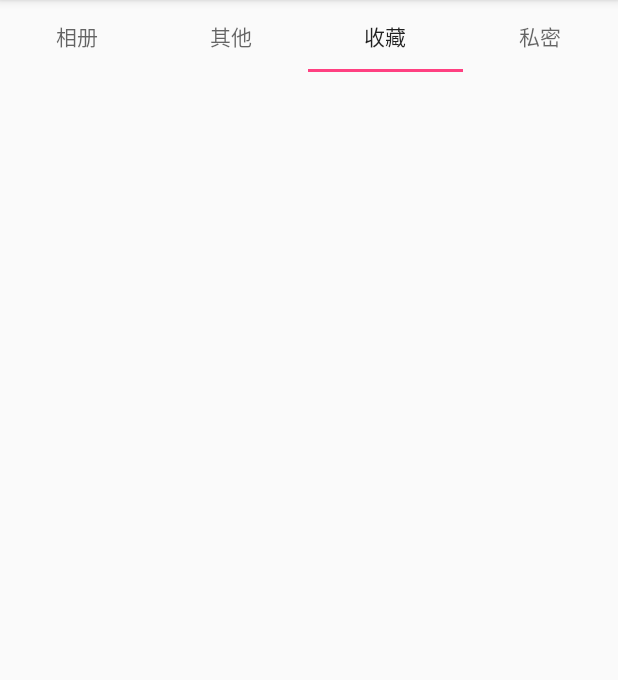
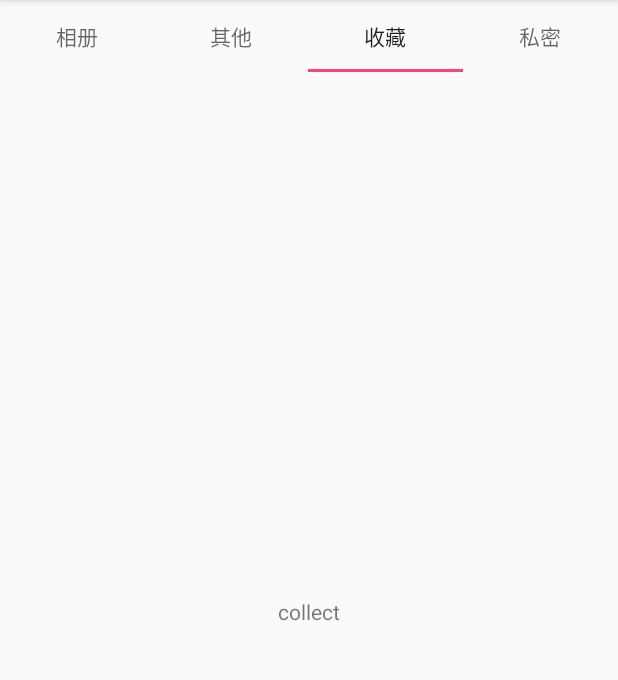
Before and after one commit to suReZj/PhotoManager, an Android app: the screen it shows after launch (MainActivity), tab 3 chosen, on a phone screen of 412 x 824 dp, the part 84-764 px from its top. Run offline under Robolectric (Android 15) with nearby library versions, the phone set to English and light mode, and no system bars.

Commit message:
完成首页的viewpager

```diff
--- /dev/null
+++ b/app/src/main/java/adapter/FragmentAdapter.java
@@ -0,0 +1,33 @@
+package adapter;
+
+import android.support.v4.app.Fragment;
+import android.support.v4.app.FragmentManager;
+import android.support.v4.app.FragmentPagerAdapter;
+
+import java.util.List;
+
+public class FragmentAdapter extends FragmentPagerAdapter {
+    private List<Fragment> mList;
+    private List<String> mTitles;
+
+    public FragmentAdapter(FragmentManager fm,List<Fragment> list,List<String> title) {
+        super(fm);
+        this.mList=list;
+        this.mTitles=title;
+    }
+
+    @Override
+    public Fragment getItem(int position) {
+        return mList.get(position);
+    }
+
+    @Override
+    public int getCount() {
+        return mList.size();
+    }
+
+    @Override
+    public CharSequence getPageTitle(int position) {
+        return mTitles.get(position);
+    }
+}
--- a/app/src/main/java/com/example/sure/photomanager/Activity/MainActivity.java
+++ b/app/src/main/java/com/example/sure/photomanager/Activity/MainActivity.java
@@ -2,36 +2,65 @@ package com.example.sure.photomanager.Activity;
 
 import android.support.design.widget.AppBarLayout;
 import android.support.design.widget.TabLayout;
+import android.support.v4.app.Fragment;
+import android.support.v4.view.ViewPager;
 import android.support.v7.app.ActionBar;
 import android.support.v7.app.AppCompatActivity;
 import android.os.Bundle;
-import android.support.v7.widget.RecyclerView;
 import android.support.v7.widget.Toolbar;
 import android.view.Menu;
 import android.view.MenuItem;
 
 import com.example.sure.photomanager.R;
 
+import java.util.ArrayList;
+import java.util.List;
+
+import adapter.FragmentAdapter;
+import fragment.AlbumFragment;
+import fragment.CollectFragment;
+import fragment.OtherFragment;
+import fragment.SecretFragment;
+
 public class MainActivity extends AppCompatActivity {
     private AppBarLayout mAppBarLayout;
     private Toolbar mToolbar;
-    private RecyclerView mRv;
     private TabLayout mTabLayout;
-
+    private ViewPager mViewPager;
+    private List<Fragment> mFragmentList=new ArrayList<>();
+    private AlbumFragment mAlbumFragment;
+    private OtherFragment mOtherFragment;
+    private CollectFragment mCollectFragment;
+    private SecretFragment mSecretFragment;
+    private FragmentAdapter mFragmentAdapter;
+    private List<String> mTitleList=new ArrayList<>();
 
     @Override
     protected void onCreate(Bundle savedInstanceState) {
         super.onCreate(savedInstanceState);
-        setContentView(R.layout.activity_main);
+        setContentView(R.layout.main_activity);
         initView();
         setListener();
     }
 
     public void initView(){
+        mTitleList.add(getString(R.string.album));
+        mTitleList.add(getString(R.string.other));
+        mTitleList.add(getString(R.string.collect));
+        mTitleList.add(getString(R.string.secret));
         mAppBarLayout=findViewById(R.id.activity_main_abl);
         mToolbar=findViewById(R.id.activity_main_toolbar);
-        mRv=findViewById(R.id.activity_main_rv);
         mTabLayout=findViewById(R.id.activity_main_tl);
+        mViewPager=findViewById(R.id.activity_main_vp);
+
+        mAlbumFragment=new AlbumFragment();
+        mFragmentList.add(mAlbumFragment);
+        mOtherFragment=new OtherFragment();
+        mFragmentList.add(mOtherFragment);
+        mCollectFragment=new CollectFragment();
+        mFragmentList.add(mCollectFragment);
+        mSecretFragment=new SecretFragment();
+        mFragmentList.add(mSecretFragment);
 
         setSupportActionBar(mToolbar);
         ActionBar actionBar = getSupportActionBar();
@@ -39,6 +68,10 @@ public class MainActivity extends AppCompatActivity {
             actionBar.setDisplayHomeAsUpEnabled(true);
         }
         mToolbar.setTitleTextColor(getResources().getColor(R.color.white));
+
+        mFragmentAdapter=new FragmentAdapter(getSupportFragmentManager(),mFragmentList,mTitleList);
+        mViewPager.setAdapter(mFragmentAdapter);
+        mTabLayout.setupWithViewPager(mViewPager);
     }
 
     public void setListener(){
--- /dev/null
+++ b/app/src/main/java/fragment/AlbumFragment.java
@@ -0,0 +1,24 @@
+package fragment;
+
+import android.os.Bundle;
+import android.support.annotation.Nullable;
+import android.support.v4.app.Fragment;
+import android.view.LayoutInflater;
+import android.view.View;
+import android.view.ViewGroup;
+
+import com.example.sure.photomanager.R;
+
+public class AlbumFragment extends Fragment{
+    @Override
+    public void onCreate(@Nullable Bundle savedInstanceState) {
+        super.onCreate(savedInstanceState);
+    }
+
+    @Nullable
+    @Override
+    public View onCreateView(LayoutInflater inflater, @Nullable ViewGroup container, @Nullable Bundle savedInstanceState) {
+        View view = inflater.inflate(R.layout.album_fragment, null);
+        return view;
+    }
+}
--- /dev/null
+++ b/app/src/main/java/fragment/CollectFragment.java
@@ -0,0 +1,24 @@
+package fragment;
+
+import android.os.Bundle;
+import android.support.annotation.Nullable;
+import android.support.v4.app.Fragment;
+import android.view.LayoutInflater;
+import android.view.View;
+import android.view.ViewGroup;
+
+import com.example.sure.photomanager.R;
+
+public class CollectFragment extends Fragment{
+    @Override
+    public void onCreate(@Nullable Bundle savedInstanceState) {
+        super.onCreate(savedInstanceState);
+    }
+
+    @Nullable
+    @Override
+    public View onCreateView(LayoutInflater inflater, @Nullable ViewGroup container, @Nullable Bundle savedInstanceState) {
+        View view=inflater.inflate(R.layout.collect_fragment,null);
+        return view;
+    }
+}
--- /dev/null
+++ b/app/src/main/java/fragment/OtherFragment.java
@@ -0,0 +1,24 @@
+package fragment;
+
+import android.os.Bundle;
+import android.support.annotation.Nullable;
+import android.support.v4.app.Fragment;
+import android.view.LayoutInflater;
+import android.view.View;
+import android.view.ViewGroup;
+
+import com.example.sure.photomanager.R;
+
+public class OtherFragment extends Fragment {
+    @Override
+    public void onCreate(@Nullable Bundle savedInstanceState) {
+        super.onCreate(savedInstanceState);
+    }
+
+    @Nullable
+    @Override
+    public View onCreateView(LayoutInflater inflater, @Nullable ViewGroup container, @Nullable Bundle savedInstanceState) {
+        View view=inflater.inflate(R.layout.other_fragment,null);
+        return view;
+    }
+}
--- /dev/null
+++ b/app/src/main/java/fragment/SecretFragment.java
@@ -0,0 +1,24 @@
+package fragment;
+
+import android.os.Bundle;
+import android.support.annotation.Nullable;
+import android.support.v4.app.Fragment;
+import android.view.LayoutInflater;
+import android.view.View;
+import android.view.ViewGroup;
+
+import com.example.sure.photomanager.R;
+
+public class SecretFragment extends Fragment {
+    @Override
+    public void onCreate(@Nullable Bundle savedInstanceState) {
+        super.onCreate(savedInstanceState);
+    }
+
+    @Nullable
+    @Override
+    public View onCreateView(LayoutInflater inflater, @Nullable ViewGroup container, @Nullable Bundle savedInstanceState) {
+        View view=inflater.inflate(R.layout.secret_fragment,null);
+        return view;
+    }
+}
--- /dev/null
+++ b/app/src/main/res/layout/album_fragment.xml
@@ -0,0 +1,14 @@
+<?xml version="1.0" encoding="utf-8"?>
+<RelativeLayout
+    xmlns:android="http://schemas.android.com/apk/res/android" android:layout_width="match_parent"
+    android:layout_height="match_parent">
+<!--<android.support.v7.widget.RecyclerView-->
+    <!--android:layout_width="match_parent"-->
+    <!--android:layout_height="wrap_content"-->
+    <!--android:id="@+id/album_fragment_rv"/>-->
+    <TextView
+        android:layout_width="wrap_content"
+        android:layout_height="wrap_content"
+        android:text="album"
+        android:layout_centerInParent="true"/>
+</RelativeLayout>
--- /dev/null
+++ b/app/src/main/res/layout/collect_fragment.xml
@@ -0,0 +1,10 @@
+<?xml version="1.0" encoding="utf-8"?>
+<RelativeLayout
+    xmlns:android="http://schemas.android.com/apk/res/android" android:layout_width="match_parent"
+    android:layout_height="match_parent">
+<TextView
+    android:layout_width="wrap_content"
+    android:layout_height="wrap_content"
+    android:text="collect"
+    android:layout_centerInParent="true"/>
+</RelativeLayout>
--- a/app/src/main/res/layout/activity_main.xml
+++ b/app/src/main/res/layout/main_activity.xml
@@ -27,33 +27,33 @@
         android:layout_below="@id/activity_main_abl"
         >
 
-        <android.support.design.widget.TabItem
-            android:layout_width="wrap_content"
-            android:layout_height="wrap_content"
-            android:text="@string/album" />
+        <!--<android.support.design.widget.TabItem-->
+            <!--android:layout_width="wrap_content"-->
+            <!--android:layout_height="wrap_content"-->
+            <!--android:text="@string/album" />-->
 
-        <android.support.design.widget.TabItem
-            android:layout_width="wrap_content"
-            android:layout_height="wrap_content"
-            android:text="@string/other" />
+        <!--<android.support.design.widget.TabItem-->
+            <!--android:layout_width="wrap_content"-->
+            <!--android:layout_height="wrap_content"-->
+            <!--android:text="@string/other" />-->
 
-        <android.support.design.widget.TabItem
-            android:layout_width="wrap_content"
-            android:layout_height="wrap_content"
-            android:text="@string/collect" />
+        <!--<android.support.design.widget.TabItem-->
+            <!--android:layout_width="wrap_content"-->
+            <!--android:layout_height="wrap_content"-->
+            <!--android:text="@string/collect" />-->
 
-        <android.support.design.widget.TabItem
-            android:layout_width="wrap_content"
-            android:layout_height="wrap_content"
-            android:text="@string/secret"
-            />
-
+        <!--<android.support.design.widget.TabItem-->
+            <!--android:layout_width="wrap_content"-->
+            <!--android:layout_height="wrap_content"-->
+            <!--android:text="@string/secret"-->
+            <!--/>-->
     </android.support.design.widget.TabLayout>
 
-    <android.support.v7.widget.RecyclerView
+    <android.support.v4.view.ViewPager
         android:layout_width="match_parent"
-        android:layout_height="wrap_content"
-        android:id="@+id/activity_main_rv"
-        android:layout_below="@+id/activity_main_tl"/>
+        android:layout_height="match_parent"
+        android:id="@+id/activity_main_vp"
+        android:layout_below="@id/activity_main_tl"
+        />
 
 </RelativeLayout>
--- /dev/null
+++ b/app/src/main/res/layout/other_fragment.xml
@@ -0,0 +1,10 @@
+<?xml version="1.0" encoding="utf-8"?>
+<RelativeLayout
+    xmlns:android="http://schemas.android.com/apk/res/android" android:layout_width="match_parent"
+    android:layout_height="match_parent">
+<TextView
+    android:layout_width="wrap_content"
+    android:layout_height="wrap_content"
+    android:text="other"
+    android:layout_centerInParent="true"/>
+</RelativeLayout>
--- /dev/null
+++ b/app/src/main/res/layout/secret_fragment.xml
@@ -0,0 +1,10 @@
+<?xml version="1.0" encoding="utf-8"?>
+<RelativeLayout
+    xmlns:android="http://schemas.android.com/apk/res/android" android:layout_width="match_parent"
+    android:layout_height="match_parent">
+<TextView
+    android:layout_width="wrap_content"
+    android:layout_height="wrap_content"
+    android:text="secret"
+    android:layout_centerInParent="true"/>
+</RelativeLayout>
```
